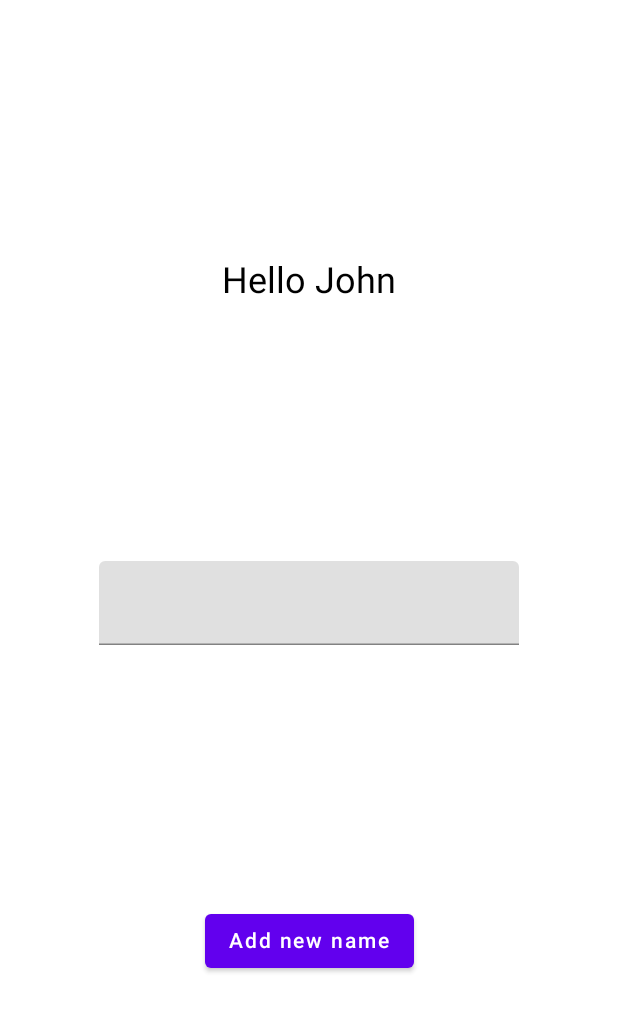
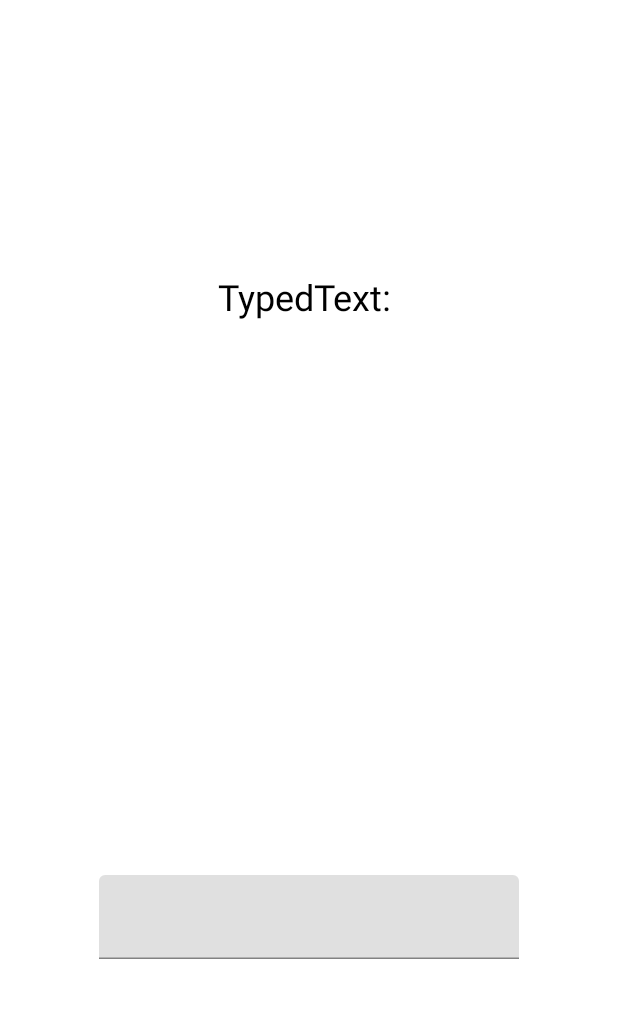
Before and after one commit to Qloozen/Simple-Text-Compose-Application, an Android app built with Jetpack Compose: the screen it shows after launch (MainActivity), on a phone screen of 412 x 824 dp. Shown: the top 1012 px of the screen. Run offline under Robolectric (Android 15) with nearby library versions, the phone set to English and light mode, and no system bars; our stand-ins replace livedata-compose.

Commit message:
Delegated state from branch-3 to a ViewModel

```diff
--- a/app/build.gradle
+++ b/app/build.gradle
@@ -57,6 +57,7 @@ dependencies {
     implementation "androidx.compose.ui:ui-tooling-preview:$compose_version"
     implementation 'androidx.lifecycle:lifecycle-runtime-ktx:2.3.1'
     implementation 'androidx.activity:activity-compose:1.3.0-alpha06'
+    implementation 'androidx.compose.runtime:runtime-livedata:1.2.0-alpha01'
     testImplementation 'junit:junit:4.+'
     androidTestImplementation 'androidx.test.ext:junit:1.1.3'
     androidTestImplementation 'androidx.test.espresso:espresso-core:3.4.0'
--- a/app/src/main/java/com/example/simpletextcomposeapplication/MainActivity.kt
+++ b/app/src/main/java/com/example/simpletextcomposeapplication/MainActivity.kt
@@ -1,29 +1,18 @@
 package com.example.simpletextcomposeapplication
 
 import android.os.Bundle
+import android.widget.TextView
 import androidx.activity.ComponentActivity
 import androidx.activity.compose.setContent
-import androidx.compose.foundation.border
 import androidx.compose.foundation.layout.*
 import androidx.compose.material.*
 import androidx.compose.runtime.Composable
-import androidx.compose.runtime.mutableStateListOf
-import androidx.compose.runtime.mutableStateOf
-import androidx.compose.runtime.remember
+import androidx.compose.runtime.livedata.observeAsState
 import androidx.compose.ui.Alignment
 import androidx.compose.ui.Modifier
 import androidx.compose.ui.graphics.Color
-import androidx.compose.ui.graphics.RectangleShape
 import androidx.compose.ui.tooling.preview.Preview
-import androidx.compose.ui.unit.dp
 import com.example.simpletextcomposeapplication.ui.theme.SimpleTextComposeApplicationTheme
-
-val greetingList : ArrayList<String> = arrayListOf(
-    "Name1",
-    "Name2",
-    "Name3",
-    "Name4"
-)
 
 class MainActivity : ComponentActivity() {
     override fun onCreate(savedInstanceState: Bundle?) {
@@ -35,56 +24,35 @@ class MainActivity : ComponentActivity() {
 }
 
 @Composable
-fun MainScreen() {
+fun MainScreen(viewModel: MainViewModel = MainViewModel()) {
     // When states changes will cause recomposition of the composable, so the changes will be displayed for dynamic content.
-    val greetingListState = remember { mutableStateListOf<String>("John")}
-    val newNameStateContent = remember { mutableStateOf("")}
+    val newNameStateContent = viewModel.textFieldState.observeAsState("")
 
     Surface(
         color = Color.White,
         modifier = Modifier.fillMaxSize()
     ) {
-        GreetingList(
-            greetingListState,
-            { greetingListState.add(newNameStateContent.value) },
-            newNameStateContent.value,
-            { newName -> newNameStateContent.value = newName})
+        GreetingMessage(
+            newNameStateContent.value
+        ) { newName -> viewModel.onTextChanged(newName) }
     }
 }
 
 @Composable
-fun GreetingList(greetingList: List<String>,
-                 buttonClick: () -> Unit,
+fun GreetingMessage(
                  textFieldValue: String,
                  textFieldUpdate: (newName: String) -> Unit
 ) {
     Column(
         Modifier.fillMaxSize(),
-        verticalArrangement = Arrangement.SpaceEvenly,
+        verticalArrangement = Arrangement.SpaceAround,
         horizontalAlignment = Alignment.CenterHorizontally
     ) {
-        for(name in greetingList) {
-            Greeting(name = name)
-        }
 
-        // Creating a simple TextField.
-        // 'value' holds the input value stored in the state.
-        // 'onValueChange' is a lambda where the input in the state is getting replaced.
-        // All state changes should not be handled by the composable itself, therefore delegate it to the parent. */
+        Text(text = "TypedText: $textFieldValue" , style = MaterialTheme.typography.h5)
+
         TextField(value = textFieldValue, onValueChange = textFieldUpdate)
-
-        Button(onClick = buttonClick) {
-            Text("Add new name")
-        }
     }
-}
-
-@Composable
-fun Greeting(name: String) {
-    Text(
-        text = "Hello $name",
-        style = MaterialTheme.typography.h5
-    )
 }
 
 @Preview(showBackground = true)
--- /dev/null
+++ b/app/src/main/java/com/example/simpletextcomposeapplication/MainViewModel.kt
@@ -0,0 +1,12 @@
+package com.example.simpletextcomposeapplication
+
+import androidx.lifecycle.MutableLiveData
+import androidx.lifecycle.ViewModel
+
+class MainViewModel: ViewModel() {
+    val textFieldState = MutableLiveData("")
+
+    fun onTextChanged(newText: String) {
+        textFieldState.value = newText
+    }
+}
```
